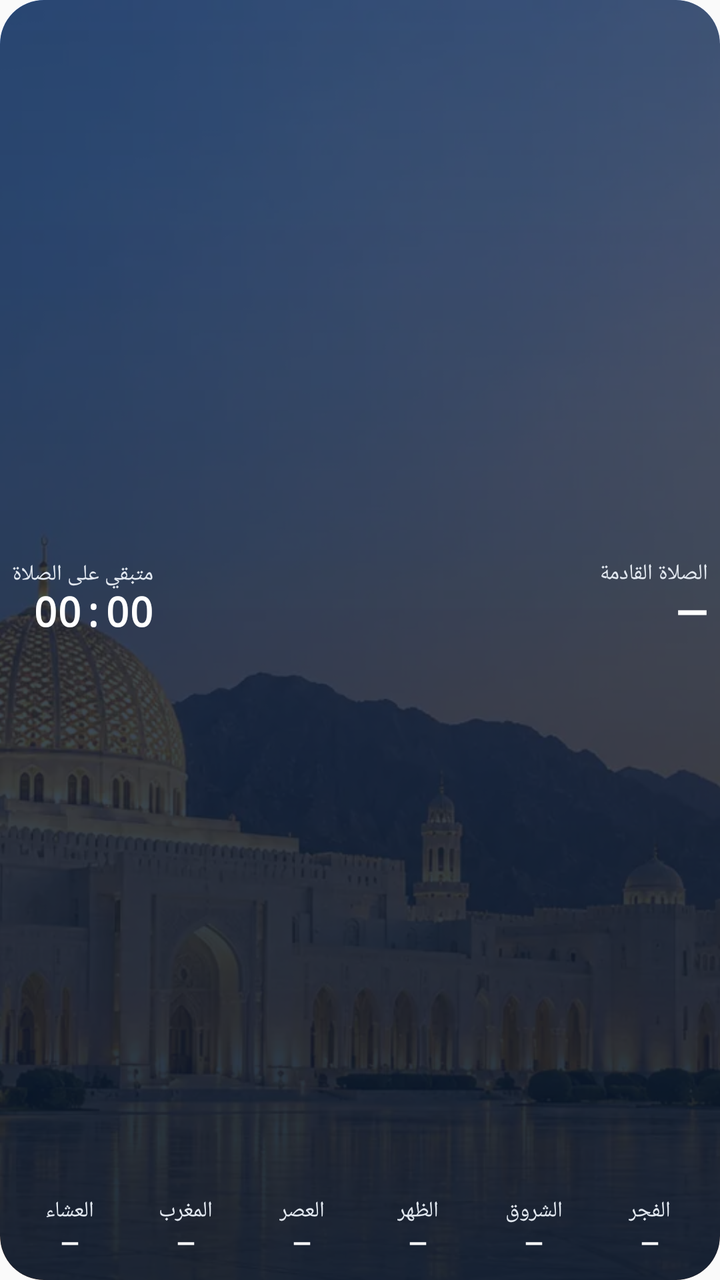
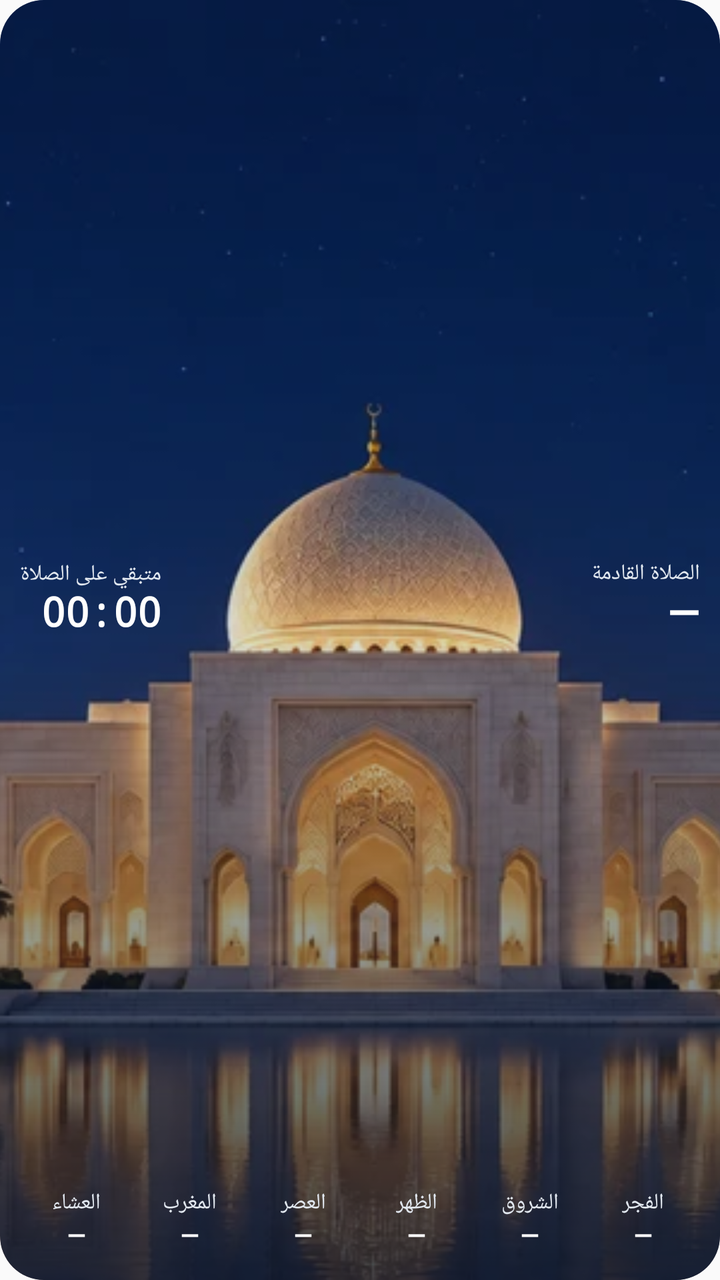

An Android layout rendered at two revisions. The XML below is the earlier revision; the diff shows what the commit changed to produce the second picture.
<!-- AndroidManifest.xml: application theme android:Theme.Material.Light.NoActionBar -->
<!-- res/layout/prayer_widget.xml -->
<FrameLayout xmlns:android="http://schemas.android.com/apk/res/android" android:id="@+id/widget_root" android:layout_width="match_parent" android:layout_height="match_parent" android:layoutDirection="rtl" android:background="@drawable/widget_background" android:clipToOutline="true">
<ImageView android:id="@+id/widget_scenery" android:layout_width="match_parent" android:layout_height="match_parent" android:src="@drawable/widget_mosque" android:scaleType="centerCrop" android:contentDescription="@null" android:importantForAccessibility="no" />
<ImageView android:id="@+id/widget_overlay" android:layout_width="match_parent" android:layout_height="match_parent" android:src="@drawable/widget_overlay_night" android:scaleType="fitXY" android:contentDescription="@null" android:importantForAccessibility="no" />
<LinearLayout android:id="@+id/widget_card" android:layout_width="match_parent" android:layout_height="match_parent" android:layout_gravity="top" android:orientation="vertical" android:padding="6dp">

<LinearLayout android:layout_width="match_parent" android:layout_height="0dp" android:minHeight="0dp" android:orientation="horizontal" android:gravity="center_vertical" android:paddingBottom="2dp" android:layout_weight="1">
<LinearLayout android:layout_width="0dp" android:layout_weight="1" android:layout_height="wrap_content" android:orientation="vertical" android:gravity="start|center_vertical">
<TextView android:id="@+id/widget_next_label" android:layout_width="match_parent" android:layout_height="wrap_content" android:text="الصلاة القادمة" android:textColor="#E2E8F0" android:textSize="11sp" android:fontFamily="sans-serif-medium" android:maxLines="1" android:includeFontPadding="false" />
<TextView android:id="@+id/widget_next" android:layout_width="match_parent" android:layout_height="wrap_content" android:text="—" android:textColor="#FFFFFF" android:textSize="21sp" android:fontFamily="sans-serif" android:textStyle="bold" android:maxLines="1" android:ellipsize="end" android:includeFontPadding="false" />
</LinearLayout>
<LinearLayout android:id="@+id/widget_countdown_row" android:layout_width="wrap_content" android:layout_height="wrap_content" android:orientation="vertical" android:gravity="start" android:paddingTop="0dp" android:paddingBottom="0dp" android:layout_marginTop="0dp"><TextView android:id="@+id/widget_countdown_label" android:layout_width="wrap_content" android:layout_height="wrap_content" android:text="متبقي على الصلاة" android:textColor="#E2E8F0" android:textSize="11sp" android:fontFamily="sans-serif-medium" android:includeFontPadding="false" /><Chronometer android:id="@+id/widget_countdown" android:layout_width="wrap_content" android:layout_height="wrap_content" android:textColor="#FFFFFF" android:textSize="20sp" android:textStyle="bold" android:fontFamily="monospace" android:textDirection="ltr" android:countDown="true" android:includeFontPadding="false" /></LinearLayout>

</LinearLayout>
<LinearLayout android:layout_width="match_parent" android:layout_height="40dp" android:orientation="horizontal">
<LinearLayout android:id="@+id/widget_cell_fajr" android:paddingTop="4dp" android:paddingBottom="4dp" android:layout_width="0dp" android:layout_weight="1" android:layout_height="wrap_content" android:orientation="vertical" android:gravity="center"><TextView android:id="@+id/widget_label_fajr" android:layout_width="wrap_content" android:layout_height="wrap_content" android:text="الفجر" android:textColor="#E2E8F0" android:textSize="11sp" android:fontFamily="sans-serif-medium" android:includeFontPadding="false" /><TextView android:id="@+id/widget_fajr" android:layout_width="wrap_content" android:layout_height="wrap_content" android:text="—" android:textColor="#FFFFFF" android:textSize="12sp" android:textStyle="bold" android:paddingTop="2dp" android:textDirection="ltr" android:includeFontPadding="false" /></LinearLayout>
<LinearLayout android:id="@+id/widget_cell_sunrise" android:paddingTop="4dp" android:paddingBottom="4dp" android:layout_width="0dp" android:layout_weight="1" android:layout_height="wrap_content" android:orientation="vertical" android:gravity="center"><TextView android:id="@+id/widget_label_sunrise" android:layout_width="wrap_content" android:layout_height="wrap_content" android:text="الشروق" android:textColor="#E2E8F0" android:textSize="11sp" android:fontFamily="sans-serif-medium" android:includeFontPadding="false" /><TextView android:id="@+id/widget_sunrise" android:layout_width="wrap_content" android:layout_height="wrap_content" android:text="—" android:textColor="#FFFFFF" android:textSize="12sp" android:textStyle="bold" android:paddingTop="2dp" android:textDirection="ltr" android:includeFontPadding="false" /></LinearLayout>
<LinearLayout android:id="@+id/widget_cell_dhuhr" android:paddingTop="4dp" android:paddingBottom="4dp" android:layout_width="0dp" android:layout_weight="1" android:layout_height="wrap_content" android:orientation="vertical" android:gravity="center"><TextView android:id="@+id/widget_label_dhuhr" android:layout_width="wrap_content" android:layout_height="wrap_content" android:text="الظهر" android:textColor="#E2E8F0" android:textSize="11sp" android:fontFamily="sans-serif-medium" android:includeFontPadding="false" /><TextView android:id="@+id/widget_dhuhr" android:layout_width="wrap_content" android:layout_height="wrap_content" android:text="—" android:textColor="#FFFFFF" android:textSize="12sp" android:textStyle="bold" android:paddingTop="2dp" android:textDirection="ltr" android:includeFontPadding="false" /></LinearLayout>
<LinearLayout android:id="@+id/widget_cell_asr" android:paddingTop="4dp" android:paddingBottom="4dp" android:layout_width="0dp" android:layout_weight="1" android:layout_height="wrap_content" android:orientation="vertical" android:gravity="center"><TextView android:id="@+id/widget_label_asr" android:layout_width="wrap_content" android:layout_height="wrap_content" android:text="العصر" android:textColor="#E2E8F0" android:textSize="11sp" android:fontFamily="sans-serif-medium" android:includeFontPadding="false" /><TextView android:id="@+id/widget_asr" android:layout_width="wrap_content" android:layout_height="wrap_content" android:text="—" android:textColor="#FFFFFF" android:textSize="12sp" android:textStyle="bold" android:paddingTop="2dp" android:textDirection="ltr" android:includeFontPadding="false" /></LinearLayout>
<LinearLayout android:id="@+id/widget_cell_maghrib" android:paddingTop="4dp" android:paddingBottom="4dp" android:layout_width="0dp" android:layout_weight="1" android:layout_height="wrap_content" android:orientation="vertical" android:gravity="center"><TextView android:id="@+id/widget_label_maghrib" android:layout_width="wrap_content" android:layout_height="wrap_content" android:text="المغرب" android:textColor="#E2E8F0" android:textSize="11sp" android:fontFamily="sans-serif-medium" android:includeFontPadding="false" /><TextView android:id="@+id/widget_maghrib" android:layout_width="wrap_content" android:layout_height="wrap_content" android:text="—" android:textColor="#FFFFFF" android:textSize="12sp" android:textStyle="bold" android:paddingTop="2dp" android:textDirection="ltr" android:includeFontPadding="false" /></LinearLayout>
<LinearLayout android:id="@+id/widget_cell_isha" android:paddingTop="4dp" android:paddingBottom="4dp" android:layout_width="0dp" android:layout_weight="1" android:layout_height="wrap_content" android:orientation="vertical" android:gravity="center"><TextView android:id="@+id/widget_label_isha" android:layout_width="wrap_content" android:layout_height="wrap_content" android:text="العشاء" android:textColor="#E2E8F0" android:textSize="11sp" android:fontFamily="sans-serif-medium" android:includeFontPadding="false" /><TextView android:id="@+id/widget_isha" android:layout_width="wrap_content" android:layout_height="wrap_content" android:text="—" android:textColor="#FFFFFF" android:textSize="12sp" android:textStyle="bold" android:paddingTop="2dp" android:textDirection="ltr" android:includeFontPadding="false" /></LinearLayout>
</LinearLayout></LinearLayout></FrameLayout>
<!-- resources referenced by this layout -->
<resources>
  <!-- drawable widget_background (drawable) -->
  <shape xmlns:android="http://schemas.android.com/apk/res/android"><solid android:color="#102139"/><corners android:radius="22dp"/><stroke android:width="1dp" android:color="#659DCBEE"/></shape>
  <!-- drawable widget_mosque: webp bitmap (drawable-nodpi, 76402 bytes) -->
  <!-- drawable widget_overlay_night (drawable) -->
  <shape xmlns:android="http://schemas.android.com/apk/res/android"><gradient android:angle="270" android:startColor="#A6102543" android:endColor="#E609172B"/><corners android:radius="22dp"/></shape>
</resources>

<!-- the commit's change to res/layout/prayer_widget.xml (unified diff, before → after) -->
@@ -1,7 +1,7 @@
 <FrameLayout xmlns:android="http://schemas.android.com/apk/res/android" android:id="@+id/widget_root" android:layout_width="match_parent" android:layout_height="match_parent" android:layoutDirection="rtl" android:background="@drawable/widget_background" android:clipToOutline="true">
-<ImageView android:id="@+id/widget_scenery" android:layout_width="match_parent" android:layout_height="match_parent" android:src="@drawable/widget_mosque" android:scaleType="centerCrop" android:contentDescription="@null" android:importantForAccessibility="no" />
+<ImageView android:id="@+id/widget_scenery" android:layout_width="match_parent" android:layout_height="match_parent" android:src="@drawable/widget_mosque_night" android:scaleType="centerCrop" android:contentDescription="@null" android:importantForAccessibility="no" />
 <ImageView android:id="@+id/widget_overlay" android:layout_width="match_parent" android:layout_height="match_parent" android:src="@drawable/widget_overlay_night" android:scaleType="fitXY" android:contentDescription="@null" android:importantForAccessibility="no" />
-<LinearLayout android:id="@+id/widget_card" android:layout_width="match_parent" android:layout_height="match_parent" android:layout_gravity="top" android:orientation="vertical" android:padding="6dp">
+<LinearLayout android:id="@+id/widget_card" android:layout_width="match_parent" android:layout_height="match_parent" android:layout_gravity="top" android:orientation="vertical" android:padding="10dp">
 
 <LinearLayout android:layout_width="match_parent" android:layout_height="0dp" android:minHeight="0dp" android:orientation="horizontal" android:gravity="center_vertical" android:paddingBottom="2dp" android:layout_weight="1">
 <LinearLayout android:layout_width="0dp" android:layout_weight="1" android:layout_height="wrap_content" android:orientation="vertical" android:gravity="start|center_vertical">
<!-- resource entries referenced after the edit -->
@@ -2,8 +2,8 @@
 <resources>
   <!-- drawable widget_background (drawable) -->
   <shape xmlns:android="http://schemas.android.com/apk/res/android"><solid android:color="#102139"/><corners android:radius="22dp"/><stroke android:width="1dp" android:color="#659DCBEE"/></shape>
-  <!-- drawable widget_mosque: webp bitmap (drawable-nodpi, 76402 bytes) -->
+  <!-- drawable widget_mosque_night: webp bitmap (drawable-nodpi, 106670 bytes) -->
   <!-- drawable widget_overlay_night (drawable) -->
-  <shape xmlns:android="http://schemas.android.com/apk/res/android"><gradient android:angle="270" android:startColor="#A6102543" android:endColor="#E609172B"/><corners android:radius="22dp"/></shape>
+  <shape xmlns:android="http://schemas.android.com/apk/res/android"><gradient android:angle="270" android:startColor="#54101B36" android:centerColor="#26152942" android:endColor="#C208142A"/><corners android:radius="22dp"/></shape>
 </resources>
 
